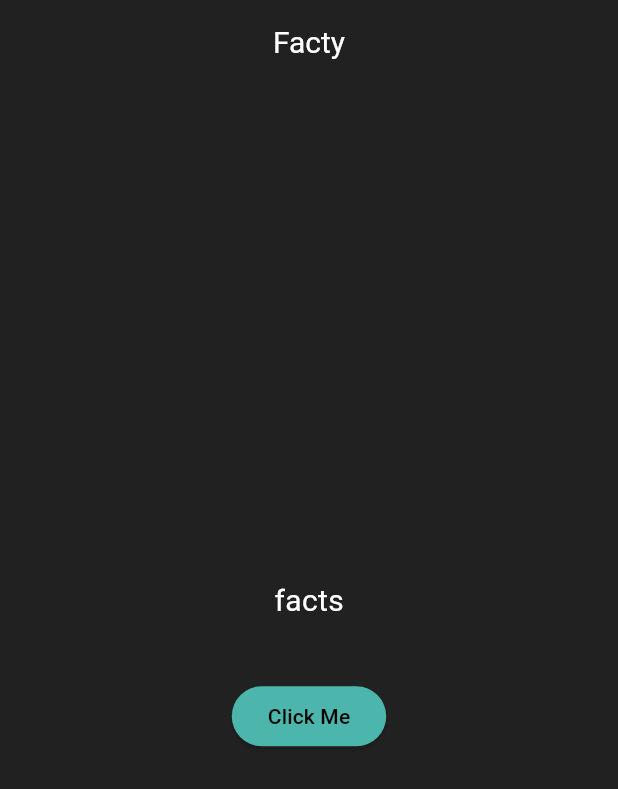
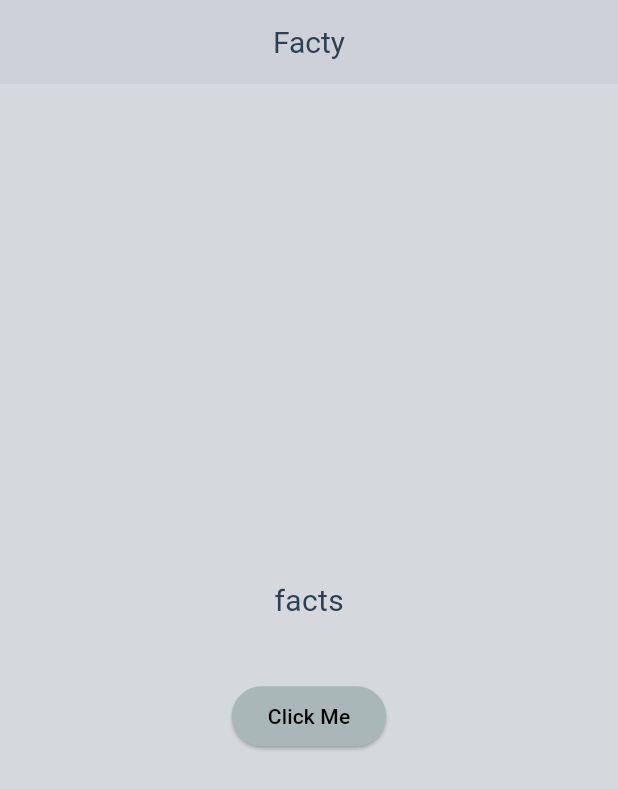
Before and after one commit to shaaanuu/facty, a Flutter app: the screen it shows after launch, on a phone screen of 412 x 824 dp. Shown: the top 789 px of the screen. Run offline on Flutter 3.47's test engine with Material 3 defaults, Android fonts, the phone set to English and light mode, and no system bars.

Commit message:
update: color scheme

```diff
--- a/lib/home.dart
+++ b/lib/home.dart
@@ -11,18 +11,19 @@ class Home extends StatelessWidget {
     ValueNotifier<String> valueNotifier = ValueNotifier(fact);
 
     return Scaffold(
-      backgroundColor: Colors.grey[900],
+      backgroundColor: Color(0xFFD5D8DC),
       appBar: AppBar(
-        elevation: 0,
+        elevation: 1,
         backgroundColor: Colors.transparent,
         centerTitle: true,
         title: const Text(
           'Facty',
-          style: TextStyle(fontSize: 20, color: Colors.white),
+          style: TextStyle(
+            fontSize: 20,
+            color: Color(0xFF2E4053),
           ),
         ),
-      body: Scaffold(
-        backgroundColor: Colors.grey[900],
+      ),
       body: Center(
         child: Column(
           mainAxisAlignment: MainAxisAlignment.center,
@@ -35,7 +36,7 @@ class Home extends StatelessWidget {
                 child: Text(
                   valueNotifier.value,
                   style: const TextStyle(
-                      color: Colors.white,
+                    color: Color(0xFF2E4053),
                     fontSize: 20,
                   ),
                 ),
@@ -48,7 +49,7 @@ class Home extends StatelessWidget {
                 valueNotifier.value = result.text.toString();
               },
               style: ElevatedButton.styleFrom(
-                  backgroundColor: Colors.teal[300],
+                backgroundColor: const Color(0xFFAAB7B8),
               ),
               child: const Text(
                 'Click Me',
@@ -60,7 +61,6 @@ class Home extends StatelessWidget {
           ],
         ),
       ),
-      ),
     );
   }
 }
```
Lines whose indentation alone changed are shown as unchanged.
